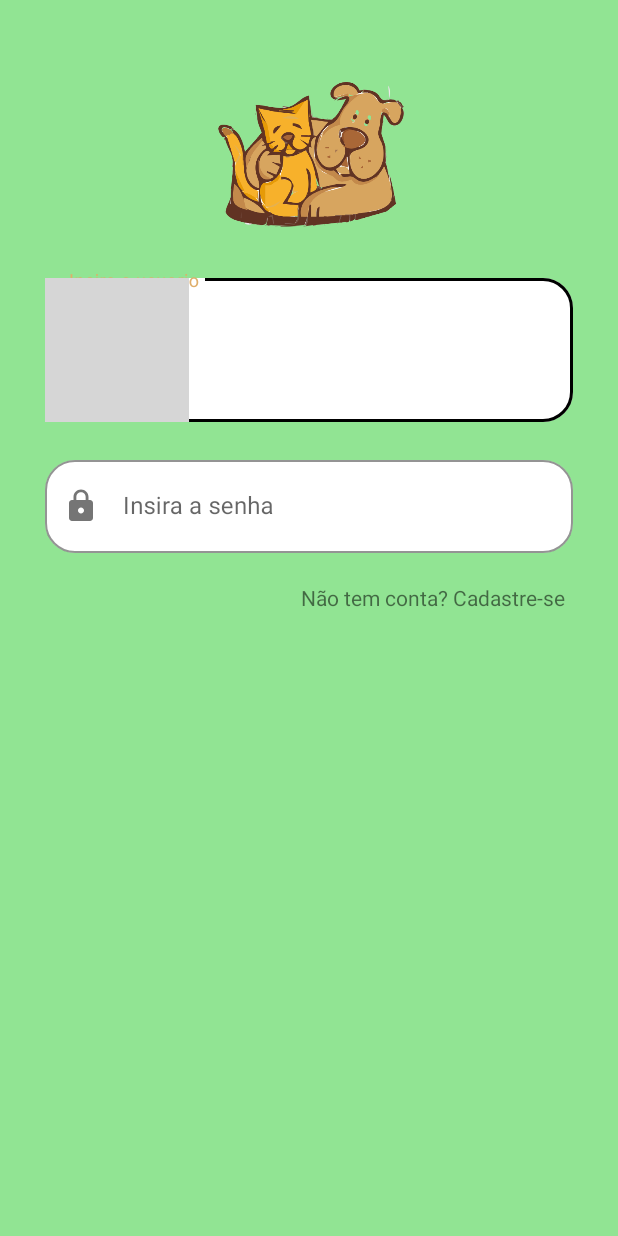
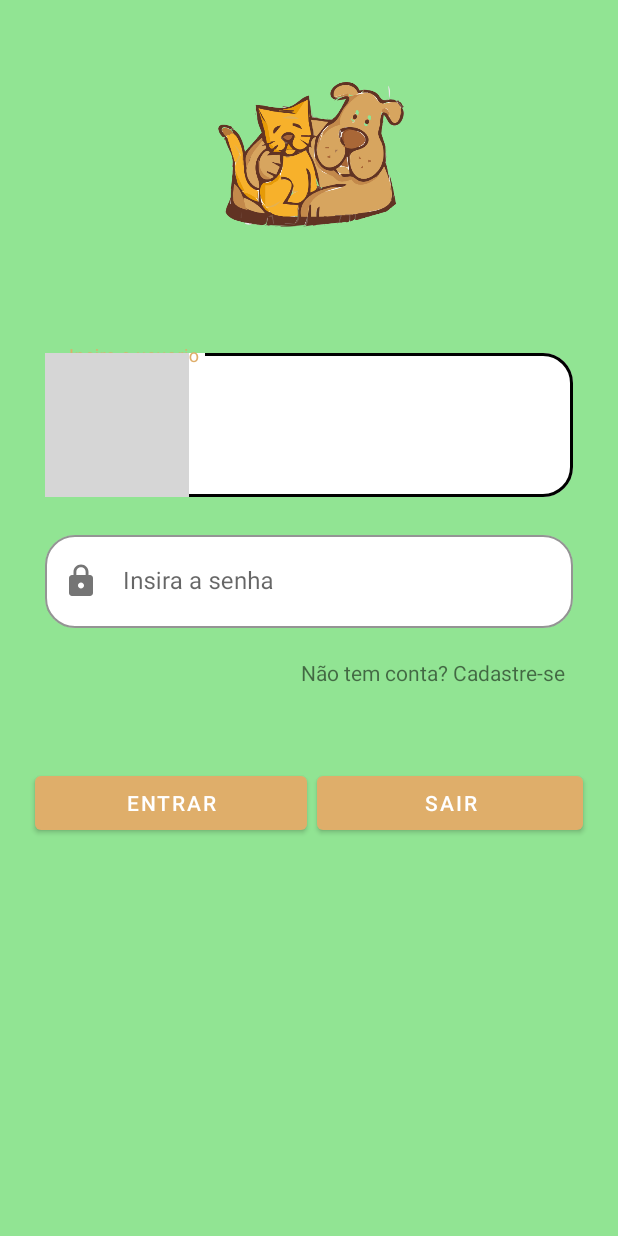
Before and after one commit to luismiguel172/AdotaPets, an Android app: the layout login_layout.xml on its own in the app's theme, with its tools: preview values and no code run, on a phone screen of 412 x 824 dp. Run offline under Robolectric (Android 15) with nearby library versions, the phone set to English and light mode, and no system bars; grey boxes are pictures that could not be loaded.

Commit message:
Quinta Mão

```diff
--- a/app/src/main/res/layout/login_layout.xml
+++ b/app/src/main/res/layout/login_layout.xml
@@ -19,7 +19,8 @@
             android:layout_width="150dp"
             android:layout_height="150dp"
             android:layout_gravity="center_horizontal"
-            android:src="@drawable/logobg" />
+            android:src="@drawable/logobg"
+            android:layout_marginBottom="50dp"/>
 
         <com.google.android.material.textfield.TextInputLayout
             android:layout_width="match_parent"
@@ -77,6 +78,29 @@
             android:layout_marginRight="15dp"
             android:text="Não tem conta? Cadastre-se"/>
 
+        <LinearLayout
+            android:layout_width="match_parent"
+            android:layout_height="wrap_content"
+            android:orientation="horizontal"
+            android:layout_marginTop="50dp">
+
+            <Button
+                android:layout_width="wrap_content"
+                android:layout_height="wrap_content"
+                android:layout_weight="1"
+                android:layout_margin="3dp"
+                android:text="Entrar"/>
+
+            <Button
+                android:layout_width="wrap_content"
+                android:layout_height="wrap_content"
+                android:layout_weight="1"
+                android:layout_margin="3dp"
+                android:text="Sair"/>
+
+        </LinearLayout>
+
+
     </LinearLayout>
 
 </LinearLayout>
```
